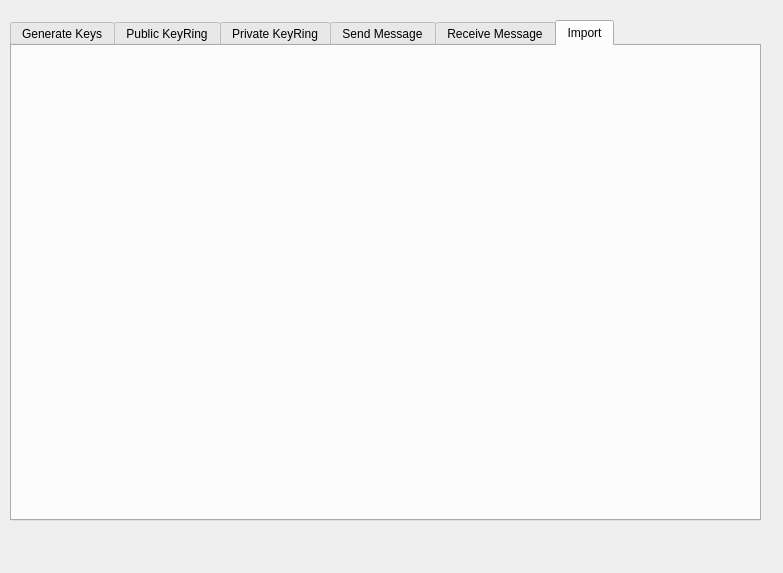
Old version of the form src/gui/uiFiles/mainWindow.ui in the repository MladenZurkic/ZP-PGP-2023.
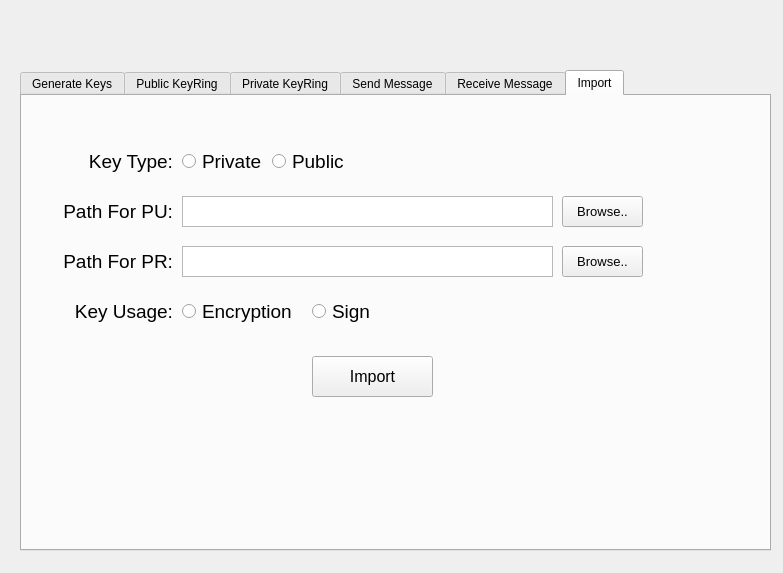
New version of the form. The open tabs and pages were chosen to show the change.

The edit to the form file:
```diff
--- a/src/gui/uiFiles/mainWindow.ui
+++ b/src/gui/uiFiles/mainWindow.ui
@@ -17,10 +17,10 @@
    <widget class="QTabWidget" name="tabWidget">
     <property name="geometry">
      <rect>
-      <x>10</x>
-      <y>20</y>
+      <x>20</x>
+      <y>70</y>
       <width>751</width>
-      <height>501</height>
+      <height>481</height>
      </rect>
     </property>
     <property name="currentIndex">
@@ -244,6 +244,252 @@
      <attribute name="title">
       <string>Import</string>
      </attribute>
+     <widget class="QLabel" name="label_8">
+      <property name="geometry">
+       <rect>
+        <x>60</x>
+        <y>50</y>
+        <width>91</width>
+        <height>31</height>
+       </rect>
+      </property>
+      <property name="font">
+       <font>
+        <family>Arial</family>
+        <pointsize>14</pointsize>
+       </font>
+      </property>
+      <property name="text">
+       <string>Key Type:</string>
+      </property>
+      <property name="alignment">
+       <set>Qt::AlignRight|Qt::AlignTrailing|Qt::AlignVCenter</set>
+      </property>
+     </widget>
+     <widget class="QRadioButton" name="radioButton_5">
+      <property name="geometry">
+       <rect>
+        <x>160</x>
+        <y>50</y>
+        <width>81</width>
+        <height>31</height>
+       </rect>
+      </property>
+      <property name="font">
+       <font>
+        <pointsize>14</pointsize>
+       </font>
+      </property>
+      <property name="text">
+       <string>Private</string>
+      </property>
+      <attribute name="buttonGroup">
+       <string notr="true">keyTypeImportGroup</string>
+      </attribute>
+     </widget>
+     <widget class="QRadioButton" name="radioButton_6">
+      <property name="geometry">
+       <rect>
+        <x>250</x>
+        <y>50</y>
+        <width>81</width>
+        <height>31</height>
+       </rect>
+      </property>
+      <property name="font">
+       <font>
+        <pointsize>14</pointsize>
+       </font>
+      </property>
+      <property name="text">
+       <string>Public</string>
+      </property>
+      <attribute name="buttonGroup">
+       <string notr="true">keyTypeImportGroup</string>
+      </attribute>
+     </widget>
+     <widget class="QLabel" name="label_9">
+      <property name="geometry">
+       <rect>
+        <x>40</x>
+        <y>100</y>
+        <width>111</width>
+        <height>31</height>
+       </rect>
+      </property>
+      <property name="font">
+       <font>
+        <family>Arial</family>
+        <pointsize>14</pointsize>
+       </font>
+      </property>
+      <property name="text">
+       <string>Path For PU:</string>
+      </property>
+      <property name="alignment">
+       <set>Qt::AlignRight|Qt::AlignTrailing|Qt::AlignVCenter</set>
+      </property>
+     </widget>
+     <widget class="QTextEdit" name="textEdit_5">
+      <property name="geometry">
+       <rect>
+        <x>160</x>
+        <y>100</y>
+        <width>371</width>
+        <height>31</height>
+       </rect>
+      </property>
+     </widget>
+     <widget class="QPushButton" name="pushButton_4">
+      <property name="geometry">
+       <rect>
+        <x>540</x>
+        <y>100</y>
+        <width>81</width>
+        <height>31</height>
+       </rect>
+      </property>
+      <property name="font">
+       <font>
+        <pointsize>10</pointsize>
+       </font>
+      </property>
+      <property name="text">
+       <string>Browse..</string>
+      </property>
+     </widget>
+     <widget class="QLabel" name="label_10">
+      <property name="geometry">
+       <rect>
+        <x>40</x>
+        <y>150</y>
+        <width>111</width>
+        <height>31</height>
+       </rect>
+      </property>
+      <property name="font">
+       <font>
+        <family>Arial</family>
+        <pointsize>14</pointsize>
+       </font>
+      </property>
+      <property name="text">
+       <string>Path For PR:</string>
+      </property>
+      <property name="alignment">
+       <set>Qt::AlignRight|Qt::AlignTrailing|Qt::AlignVCenter</set>
+      </property>
+     </widget>
+     <widget class="QPushButton" name="pushButton_5">
+      <property name="geometry">
+       <rect>
+        <x>540</x>
+        <y>150</y>
+        <width>81</width>
+        <height>31</height>
+       </rect>
+      </property>
+      <property name="font">
+       <font>
+        <pointsize>10</pointsize>
+       </font>
+      </property>
+      <property name="text">
+       <string>Browse..</string>
+      </property>
+     </widget>
+     <widget class="QTextEdit" name="textEdit_6">
+      <property name="geometry">
+       <rect>
+        <x>160</x>
+        <y>150</y>
+        <width>371</width>
+        <height>31</height>
+       </rect>
+      </property>
+     </widget>
+     <widget class="QRadioButton" name="radioButton_7">
+      <property name="geometry">
+       <rect>
+        <x>160</x>
+        <y>200</y>
+        <width>111</width>
+        <height>31</height>
+       </rect>
+      </property>
+      <property name="font">
+       <font>
+        <pointsize>14</pointsize>
+       </font>
+      </property>
+      <property name="text">
+       <string>Encryption</string>
+      </property>
+      <attribute name="buttonGroup">
+       <string notr="true">keyUsageImportGroup</string>
+      </attribute>
+     </widget>
+     <widget class="QRadioButton" name="radioButton_8">
+      <property name="geometry">
+       <rect>
+        <x>290</x>
+        <y>200</y>
+        <width>61</width>
+        <height>31</height>
+       </rect>
+      </property>
+      <property name="font">
+       <font>
+        <pointsize>14</pointsize>
+       </font>
+      </property>
+      <property name="text">
+       <string>Sign</string>
+      </property>
+      <attribute name="buttonGroup">
+       <string notr="true">keyUsageImportGroup</string>
+      </attribute>
+     </widget>
+     <widget class="QLabel" name="label_11">
+      <property name="geometry">
+       <rect>
+        <x>50</x>
+        <y>200</y>
+        <width>101</width>
+        <height>31</height>
+       </rect>
+      </property>
+      <property name="font">
+       <font>
+        <family>Arial</family>
+        <pointsize>14</pointsize>
+       </font>
+      </property>
+      <property name="text">
+       <string>Key Usage:</string>
+      </property>
+      <property name="alignment">
+       <set>Qt::AlignRight|Qt::AlignTrailing|Qt::AlignVCenter</set>
+      </property>
+     </widget>
+     <widget class="QPushButton" name="pushButton_6">
+      <property name="geometry">
+       <rect>
+        <x>290</x>
+        <y>260</y>
+        <width>121</width>
+        <height>41</height>
+       </rect>
+      </property>
+      <property name="font">
+       <font>
+        <pointsize>12</pointsize>
+       </font>
+      </property>
+      <property name="text">
+       <string>Import</string>
+      </property>
+     </widget>
     </widget>
    </widget>
   </widget>
```
Left out of the diff: 548 changed lines with no effect on the pictures.
